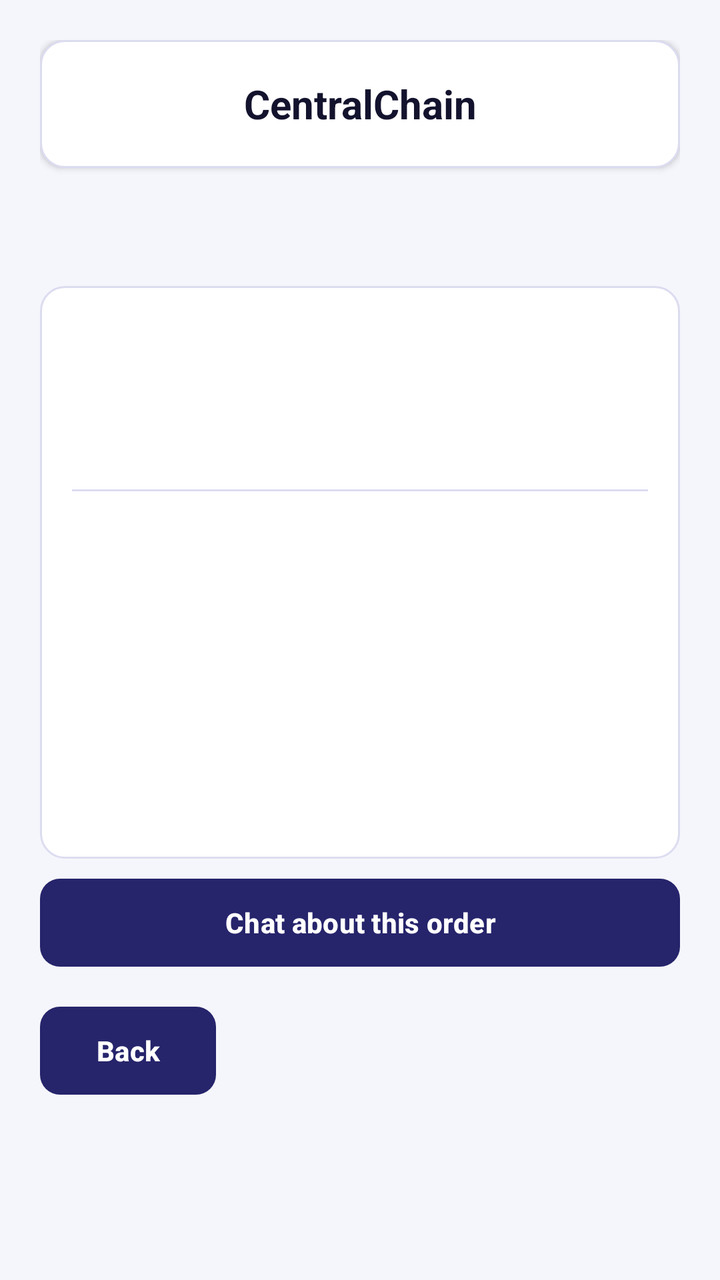
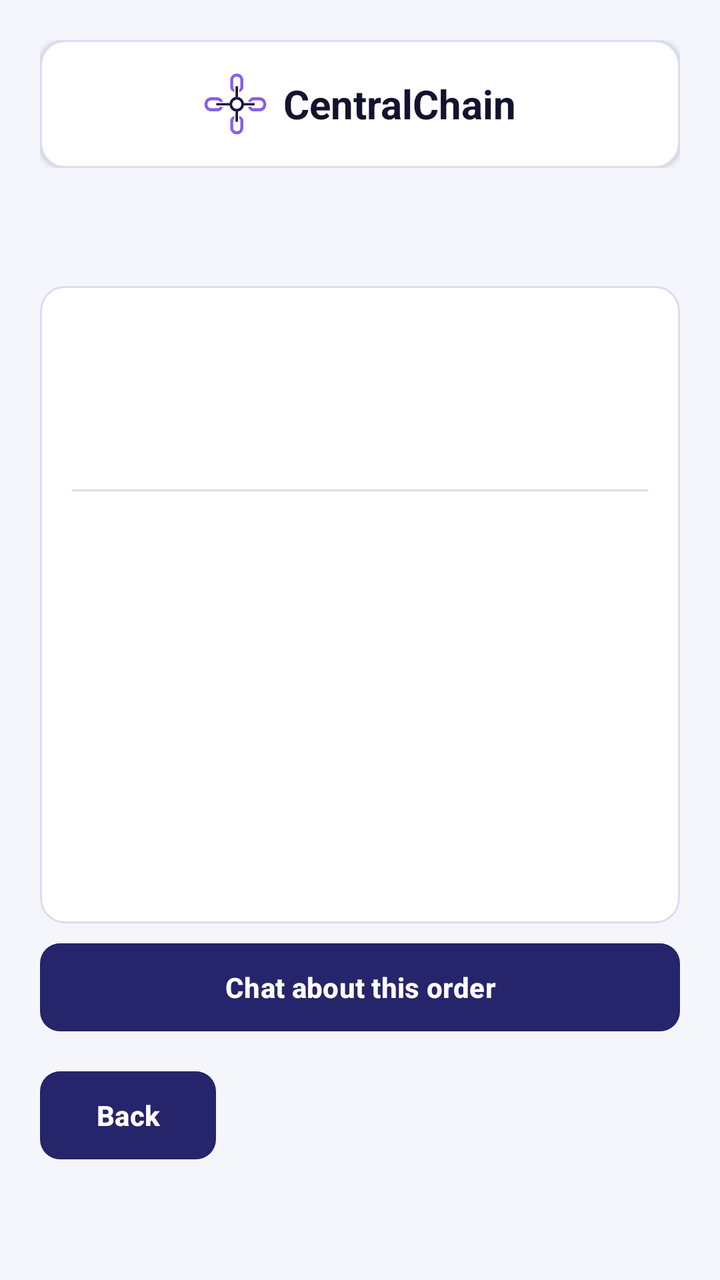

The first picture is an Android layout as it rendered before a commit; the second is the same layout after the commit. The layout source and the unified diff follow.
<!-- AndroidManifest.xml: application theme Theme.CentralChain -->
<!-- res/layout/activity_order_details.xml -->
<?xml version="1.0" encoding="utf-8"?>
<ScrollView xmlns:android="http://schemas.android.com/apk/res/android"
    android:layout_width="match_parent"
    android:layout_height="match_parent"
    android:fillViewport="true">

    <LinearLayout
        android:layout_width="match_parent"
        android:layout_height="wrap_content"
        android:orientation="vertical"
        android:padding="20dp">

        <include layout="@layout/view_header" />

        
        <LinearLayout
            android:layout_width="match_parent"
            android:layout_height="wrap_content"
            android:layout_marginTop="16dp"
            android:background="@drawable/bg_card"
            android:orientation="vertical"
            android:padding="16dp">

            <LinearLayout
                android:layout_width="match_parent"
                android:layout_height="wrap_content"
                android:gravity="center_vertical"
                android:orientation="horizontal">

                <TextView
                    android:id="@+id/text_po_number"
                    style="@style/CC.Muted"
                    android:layout_width="0dp"
                    android:layout_height="wrap_content"
                    android:layout_weight="1"
                    android:textStyle="bold" />

                <TextView
                    android:id="@+id/text_status"
                    android:layout_width="wrap_content"
                    android:layout_height="wrap_content"
                    android:textSize="14sp"
                    android:textStyle="bold" />
            </LinearLayout>

            <TextView
                android:id="@+id/text_item_name"
                style="@style/CC.Body"
                android:layout_width="wrap_content"
                android:layout_height="wrap_content"
                android:layout_marginTop="10dp"
                android:textSize="20sp"
                android:textStyle="bold" />

            <TextView
                android:id="@+id/text_item_sku"
                style="@style/CC.Muted"
                android:layout_width="wrap_content"
                android:layout_height="wrap_content" />

            <View
                android:layout_width="match_parent"
                android:layout_height="1dp"
                android:layout_marginTop="12dp"
                android:layout_marginBottom="6dp"
                android:background="@color/stroke" />

            <include android:id="@+id/row_quantity" layout="@layout/view_detail_row" />
            <include android:id="@+id/row_supplier" layout="@layout/view_detail_row" />
            <include android:id="@+id/row_created_by" layout="@layout/view_detail_row" />
            <include android:id="@+id/row_driver" layout="@layout/view_detail_row" />
            <include android:id="@+id/row_date" layout="@layout/view_detail_row" />
        </LinearLayout>

        
        <LinearLayout
            android:id="@+id/card_delivery"
            android:layout_width="match_parent"
            android:layout_height="wrap_content"
            android:layout_marginTop="10dp"
            android:background="@drawable/bg_card"
            android:orientation="vertical"
            android:padding="16dp"
            android:visibility="gone">

            <TextView
                style="@style/CC.Body"
                android:layout_width="wrap_content"
                android:layout_height="wrap_content"
                android:layout_marginBottom="4dp"
                android:text="Delivery"
                android:textStyle="bold" />

            <include android:id="@+id/row_delivery_status" layout="@layout/view_detail_row" />
            <include android:id="@+id/row_delivered_at" layout="@layout/view_detail_row" />
        </LinearLayout>

        
        <com.google.android.material.button.MaterialButton
            android:id="@+id/btn_approve"
            style="@style/CC.Button.Primary"
            android:layout_width="match_parent"
            android:layout_height="wrap_content"
            android:layout_marginTop="20dp"
            android:text="Approve order"
            android:visibility="gone" />

        <com.google.android.material.button.MaterialButton
            android:id="@+id/btn_dispatch"
            style="@style/CC.Button.Primary"
            android:layout_width="match_parent"
            android:layout_height="wrap_content"
            android:layout_marginTop="8dp"
            android:text="Dispatch to a driver"
            android:visibility="gone" />

        <com.google.android.material.button.MaterialButton
            android:id="@+id/btn_edit"
            style="@style/CC.Button.Primary"
            android:layout_width="match_parent"
            android:layout_height="wrap_content"
            android:layout_marginTop="8dp"
            android:text="Change quantity"
            android:visibility="gone" />


        <com.google.android.material.button.MaterialButton
            android:id="@+id/btn_chat"
            style="@style/CC.Button.Dark"
            android:layout_width="match_parent"
            android:layout_height="wrap_content"
            android:layout_marginTop="8dp"
            android:text="Chat about this order" />

        <com.google.android.material.button.MaterialButton
            android:id="@+id/btn_cancel"
            style="@style/CC.Button.Danger"
            android:layout_width="match_parent"
            android:layout_height="wrap_content"
            android:layout_marginTop="8dp"
            android:text="Cancel order"
            android:visibility="gone" />

        <com.google.android.material.button.MaterialButton
            android:id="@+id/btn_delete"
            style="@style/CC.Button.Danger"
            android:layout_width="match_parent"
            android:layout_height="wrap_content"
            android:layout_marginTop="8dp"
            android:text="Delete order"
            android:visibility="gone" />

        <com.google.android.material.button.MaterialButton
            android:id="@+id/btn_back"
            style="@style/CC.Button.Dark"
            android:layout_width="wrap_content"
            android:layout_height="wrap_content"
            android:layout_marginTop="16dp"
            android:text="Back" />
    </LinearLayout>
</ScrollView>
<!-- res/layout/view_header.xml (included above) -->
<?xml version="1.0" encoding="utf-8"?>
<LinearLayout xmlns:android="http://schemas.android.com/apk/res/android"
    android:layout_width="match_parent"
    android:layout_height="wrap_content"
    android:orientation="vertical">

    <TextView
        android:layout_width="match_parent"
        android:layout_height="64dp"
        android:background="@drawable/bg_card"
        android:elevation="2dp"
        android:gravity="center"
        android:text="@string/app_name"
        android:textColor="@color/ink"
        android:textSize="20sp"
        android:textStyle="bold" />

    <TextView
        android:id="@+id/screen_title"
        style="@style/CC.Title"
        android:layout_width="match_parent"
        android:layout_height="wrap_content"
        android:layout_marginTop="16dp"
        android:gravity="center" />

    <TextView
        android:id="@+id/screen_subtitle"
        style="@style/CC.Muted"
        android:layout_width="match_parent"
        android:layout_height="wrap_content"
        android:layout_marginTop="2dp"
        android:gravity="center"
        android:visibility="gone" />
</LinearLayout>
<!-- res/layout/view_detail_row.xml (included above) -->
<?xml version="1.0" encoding="utf-8"?>
<LinearLayout xmlns:android="http://schemas.android.com/apk/res/android"
    android:layout_width="match_parent"
    android:layout_height="wrap_content"
    android:orientation="horizontal"
    android:paddingTop="6dp"
    android:paddingBottom="6dp">

    <TextView
        android:id="@+id/row_label"
        style="@style/CC.Muted"
        android:layout_width="0dp"
        android:layout_height="wrap_content"
        android:layout_weight="1" />

    <TextView
        android:id="@+id/row_value"
        style="@style/CC.Body"
        android:layout_width="wrap_content"
        android:layout_height="wrap_content"
        android:gravity="end"
        android:textStyle="bold" />
</LinearLayout>
<!-- resources referenced by this layout -->
<resources>
  <color name="ink">#14132E</color>
  <color name="stroke">#DCDCF0</color>
  <!-- drawable bg_card (drawable) -->
  <?xml version="1.0" encoding="utf-8"?>
  <shape xmlns:android="http://schemas.android.com/apk/res/android" android:shape="rectangle">
      <solid android:color="@color/card" />
      <corners android:radius="12dp" />
      <stroke android:width="1dp" android:color="@color/stroke" />
  </shape>
  <string name="app_name">CentralChain</string>
  <style name="CC.Body">
          <item name="android:textSize">15sp</item>
          <item name="android:textColor">@color/ink</item>
      </style>
  <style name="CC.Button.Danger" parent="Widget.Material3.Button.OutlinedButton">
          <item name="cornerRadius">10dp</item>
          <item name="android:minHeight">48dp</item>
          <item name="android:textAllCaps">false</item>
          <item name="android:textStyle">bold</item>
          <item name="android:textColor">@color/danger</item>
          <item name="strokeColor">@color/danger</item>
      </style>
  <style name="CC.Button.Dark">
          <item name="backgroundTint">@color/navy</item>
          <item name="android:textColor">@color/white</item>
      </style>
  <style name="CC.Button.Primary">
          <item name="backgroundTint">@color/primary</item>
          <item name="android:textColor">@color/white</item>
      </style>
  <style name="CC.Muted">
          <item name="android:textSize">13sp</item>
          <item name="android:textColor">@color/muted</item>
      </style>
  <style name="CC.Title">
          <item name="android:textSize">20sp</item>
          <item name="android:textStyle">bold</item>
          <item name="android:textColor">@color/ink</item>
      </style>
  <style name="Theme.CentralChain" parent="Theme.Material3.Light.NoActionBar">
          <item name="colorPrimary">@color/primary</item>
          <item name="colorOnPrimary">@color/white</item>
          <item name="colorSecondary">@color/navy</item>
          <item name="android:colorBackground">@color/surface</item>
          <item name="android:windowBackground">@color/surface</item>
          <item name="android:statusBarColor">@color/surface</item>
          <item name="android:windowLightStatusBar">true</item>
          <item name="materialButtonStyle">@style/CC.Button</item>
      </style>
  <color name="card">#FFFFFF</color>
  <color name="danger">#D92D20</color>
  <color name="navy">#26246B</color>
  <color name="white">#FFFFFF</color>
  <color name="primary">#3C3AA1</color>
  <color name="muted">#5E5D7A</color>
  <color name="surface">#F5F5FC</color>
  <style name="CC.Button" parent="Widget.Material3.Button">
          <item name="cornerRadius">10dp</item>
          <item name="android:minHeight">48dp</item>
          <item name="android:textAllCaps">false</item>
          <item name="android:textStyle">bold</item>
          <item name="android:insetTop">2dp</item>
          <item name="android:insetBottom">2dp</item>
      </style>
</resources>

<!-- the commit's change to res/layout/activity_order_details.xml (unified diff, before → after) -->
@@ -70,6 +70,7 @@
             <include android:id="@+id/row_created_by" layout="@layout/view_detail_row" />
             <include android:id="@+id/row_driver" layout="@layout/view_detail_row" />
             <include android:id="@+id/row_date" layout="@layout/view_detail_row" />
+            <include android:id="@+id/row_address" layout="@layout/view_detail_row" />
         </LinearLayout>
 
         
@@ -112,6 +113,15 @@
             android:layout_height="wrap_content"
             android:layout_marginTop="8dp"
             android:text="Dispatch to a driver"
+            android:visibility="gone" />
+
+        <com.google.android.material.button.MaterialButton
+            android:id="@+id/btn_reassign"
+            style="@style/CC.Button.Primary"
+            android:layout_width="match_parent"
+            android:layout_height="wrap_content"
+            android:layout_marginTop="8dp"
+            android:text="Change driver"
             android:visibility="gone" />
 
         <com.google.android.material.button.MaterialButton
@@ -166,16 +176,54 @@
     android:layout_height="wrap_content"
     android:orientation="vertical">
 
-    <TextView
-        android:layout_width="match_parent"
-        android:layout_height="64dp"
-        android:background="@drawable/bg_card"
-        android:elevation="2dp"
-        android:gravity="center"
-        android:text="@string/app_name"
-        android:textColor="@color/ink"
-        android:textSize="20sp"
-        android:textStyle="bold" />
+    <FrameLayout
+        android:layout_width="match_parent"
+        android:layout_height="64dp">
+
+        
+        <LinearLayout
+            android:layout_width="match_parent"
+            android:layout_height="match_parent"
+            android:background="@drawable/bg_card"
+            android:elevation="2dp"
+            android:gravity="center"
+            android:orientation="horizontal">
+
+            <ImageView
+                android:layout_width="32dp"
+                android:layout_height="32dp"
+                android:layout_marginEnd="8dp"
+                android:contentDescription="@string/app_name"
+                android:src="@drawable/logo" />
+
+            <TextView
+                android:layout_width="wrap_content"
+                android:layout_height="wrap_content"
+                android:text="@string/app_name"
+                android:textColor="@color/ink"
+                android:textSize="20sp"
+                android:textStyle="bold" />
+        </LinearLayout>
+
+        
+        <TextView
+            android:id="@+id/text_role"
+            android:layout_width="wrap_content"
+            android:layout_height="wrap_content"
+            android:layout_gravity="end|center_vertical"
+            android:layout_marginEnd="12dp"
+            android:background="@drawable/bg_pill"
+            android:backgroundTint="@color/primary"
+            android:elevation="3dp"
+            android:paddingStart="12dp"
+            android:paddingTop="4dp"
+            android:paddingEnd="12dp"
+            android:paddingBottom="4dp"
+            android:textColor="@color/white"
+            android:textSize="12sp"
+            android:textStyle="bold"
+            android:visibility="gone" />
+    </FrameLayout>
 
     <TextView
         android:id="@+id/screen_title"
@@ -206,15 +254,16 @@
     <TextView
         android:id="@+id/row_label"
         style="@style/CC.Muted"
-        android:layout_width="0dp"
-        android:layout_height="wrap_content"
-        android:layout_weight="1" />
+        android:layout_width="wrap_content"
+        android:layout_height="wrap_content" />
 
     <TextView
         android:id="@+id/row_value"
         style="@style/CC.Body"
-        android:layout_width="wrap_content"
-        android:layout_height="wrap_content"
+        android:layout_width="0dp"
+        android:layout_height="wrap_content"
+        android:layout_marginStart="12dp"
+        android:layout_weight="1"
         android:gravity="end"
         android:textStyle="bold" />
 </LinearLayout>
<!-- resource entries referenced after the edit -->
@@ -9,6 +9,13 @@
       <corners android:radius="12dp" />
       <stroke android:width="1dp" android:color="@color/stroke" />
   </shape>
+  <!-- drawable bg_pill (drawable) -->
+  <?xml version="1.0" encoding="utf-8"?>
+  <shape xmlns:android="http://schemas.android.com/apk/res/android" android:shape="rectangle">
+      <solid android:color="@color/white" />
+      <corners android:radius="10dp" />
+  </shape>
+  <!-- drawable logo: png bitmap (drawable-nodpi, 41189 bytes) -->
   <string name="app_name">CentralChain</string>
   <style name="CC.Body">
           <item name="android:textSize">15sp</item>
